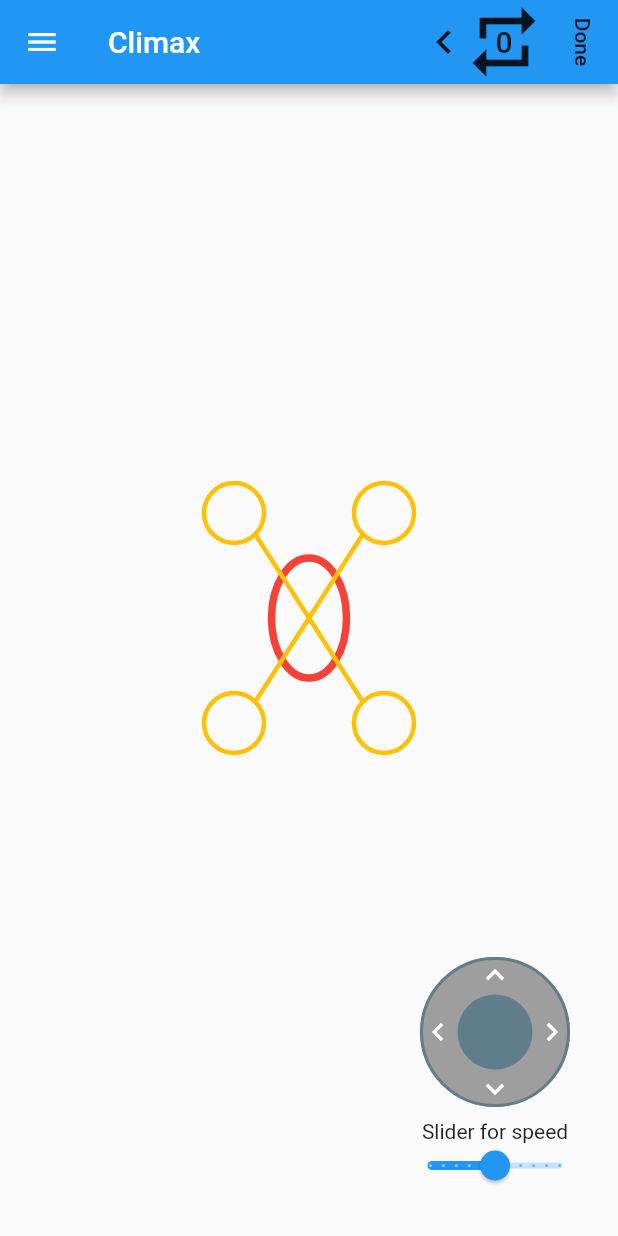
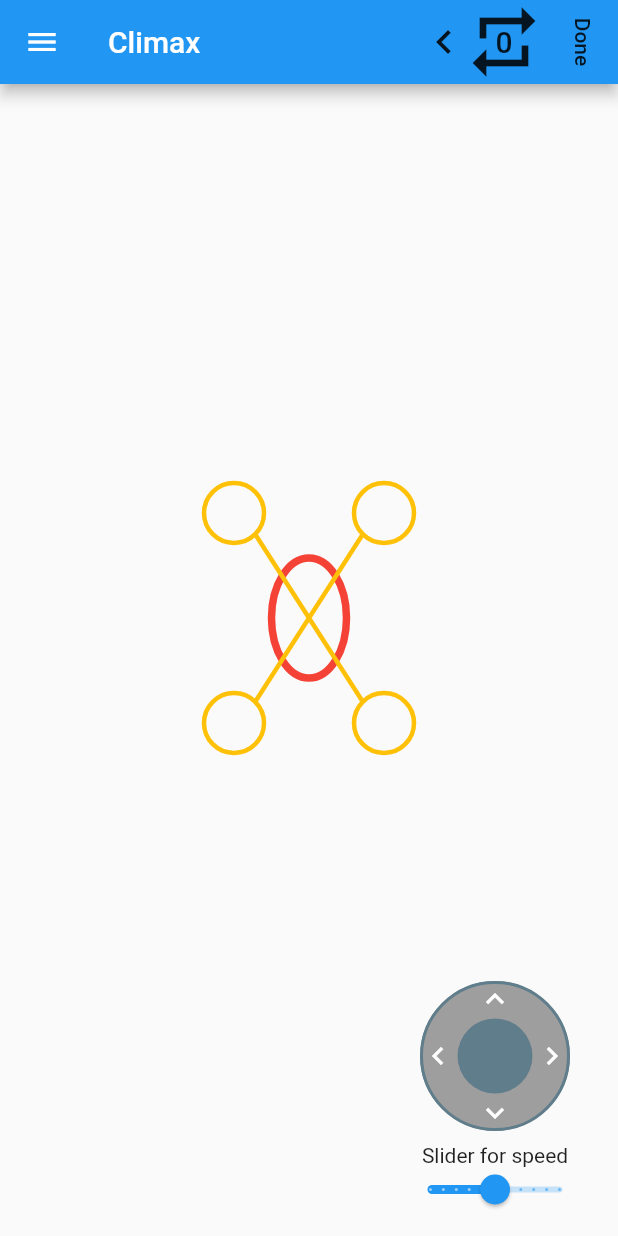
Before and after one commit to lectary/ClimbingAlien, a Flutter app: the screen it shows after launch, on a phone screen of 412 x 824 dp. Run offline on Flutter 3.47's test engine with Material 2 defaults, Android fonts, the phone set to English and light mode, and no system bars; our stand-ins replace camera.

Commit message:
Adjust padding of joystick

```diff
--- a/lib/views/home_screen.dart
+++ b/lib/views/home_screen.dart
@@ -86,7 +86,7 @@ class _HomeScreenState extends State<HomeScreen> {
                   right: 0,
                   bottom: 0,
                   child: Padding(
-                    padding: const EdgeInsets.all(32.0),
+                    padding: const EdgeInsets.symmetric(vertical: 16, horizontal: 32.0),
                     child: JoystickWithButtonAndSlider(
                       onDirectionChanged: (degrees, distance) {
                         climaxModel.moveLimbFree(degrees, distance);
```
